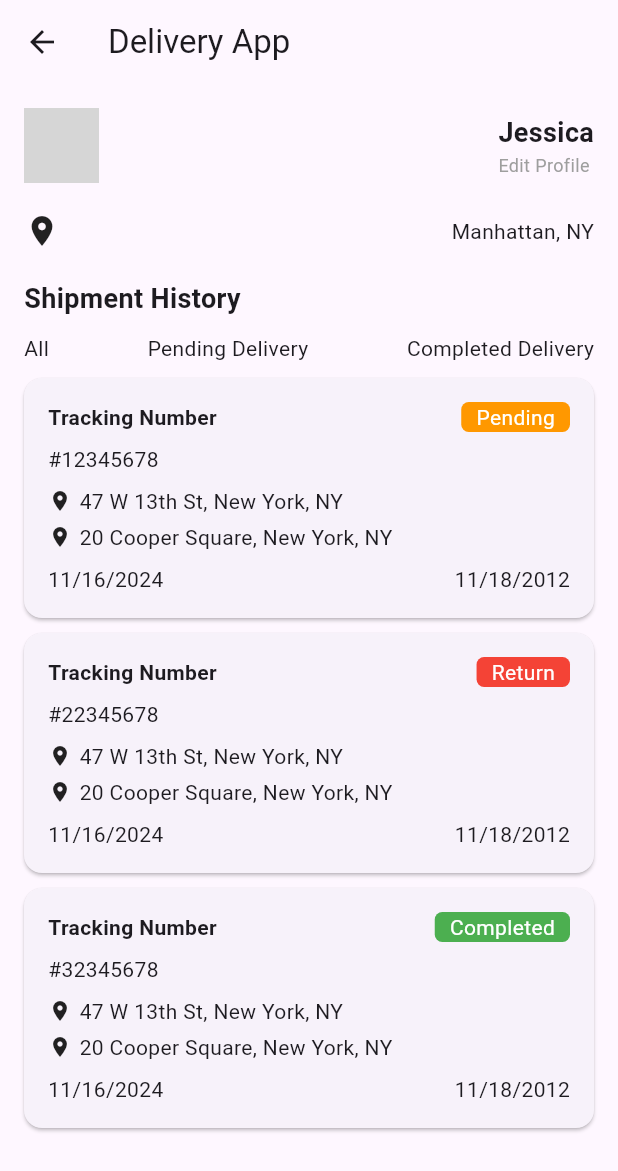
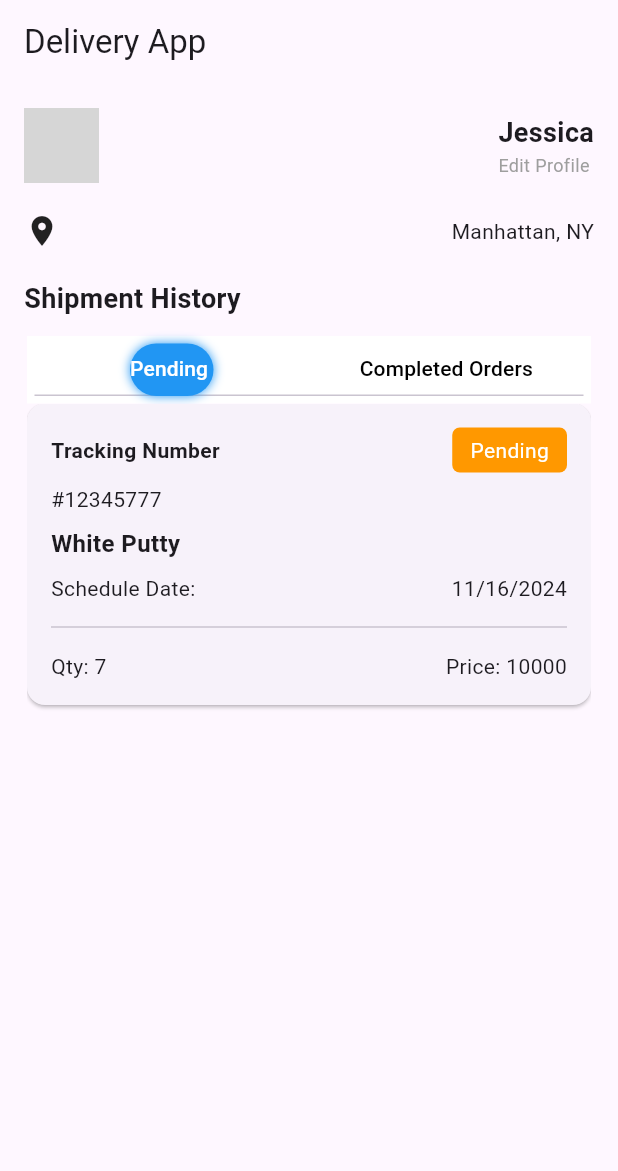
Before and after one commit to Parikshit-K21/FlutterExtraCode, a Flutter app: the Ordershowpage screen opened directly, on a phone screen of 412 x 824 dp. Shown: the top 1171 px of the screen. Run offline on Flutter 3.47's test engine with Material 3 defaults, Android fonts, the phone set to English and light mode, and no system bars; our stand-ins replace shared_preferences, timelines; missing offline and left inert: mobile_scanner; accounts and stored records are empty; grey boxes are pictures that could not be loaded.

Commit message:
Order History

```diff
--- a/lib/NAv.dart
+++ b/lib/NAv.dart
@@ -29,7 +29,7 @@ class _FadeAppBarTutorialState extends State<FadeAppBarTutorial> {
   Widget build(BuildContext context) {
     return Scaffold(
       appBar: FadeAppBar(scrollOffset: _scrollControllerOffset),
-  backgroundColor: const Color(0xff123456),
+  backgroundColor: const Color.fromARGB(255, 37, 116, 196),
   body: Container(
     width: double.infinity,
     height: double.infinity,
@@ -149,7 +149,7 @@ class SearchInput extends StatelessWidget {
         style: const TextStyle(fontSize: 14),
         decoration: InputDecoration(
           prefixIcon:
-              const Icon(Icons.search, size: 20, color: Color(0xffFF5A60)),
+              const Icon(Icons.search, size: 20, color: Colors.blue),
           filled: true,
           fillColor: Colors.white,
           hintText: 'Search for reports, orders, etc.',
@@ -278,3 +278,102 @@ void handleQuickMenuItemTap(BuildContext context, String label) {
     );
 
   }
+  //  Widget itempay(){
+  // return Container(
+  //           padding: const EdgeInsets.all(20),
+  //           width: double.infinity,
+  //           height: 210,
+  //           decoration: BoxDecoration(color: const Color(0xff242424), borderRadius: BorderRadius.circular(24)),
+  //           child: const Column(
+  //             children: [
+  //               Row(
+  //          SizedBox(height: 12),
+  //                 children: [
+  //                   Icon(Icons.payment, color: Colors.green),
+  //                   Text(
+  //                     "Payment Status",
+  //                     style: TextStyle(
+  //                       color: Colors.white,
+  //                       fontSize: 18,
+  //                       fontWeight: FontWeight.bold,
+  //                     ),
+  //                   ),
+  //                   Spacer(),
+  //                   Icon(
+  //                     Icons.keyboard_arrow_up,
+  //                     color: Colors.white,
+  //                     size: 28,
+  //                   )
+  //                 ],
+  //               ),
+  //               Row(
+  //                 spacing: 36,
+  //                 children: [
+  //                   SizedBox.shrink(),
+  //                   Text(
+  //                     "Shipping Cost",
+  //                     style: TextStyle(
+  //                       color: Colors.white,
+  //                       fontSize: 16,
+  //                     ),
+  //                   ),
+  //                   Spacer(),
+  //                   Text(
+  //                     "\$56.30",
+  //                     style: TextStyle(
+  //                       color: Colors.white,
+  //                       fontSize: 15,
+  //                     ),
+  //                   ),
+  //                 ],
+  //               ),
+  //               Row(
+  //                 spacing: 36,
+  //                 children: [
+  //                   SizedBox.shrink(),
+  //                   Text(
+  //                     "Insurance",
+  //                     style: TextStyle(
+  //                       color: Colors.white,
+  //                       fontSize: 16,
+  //                     ),
+  //                   ),
+  //                   Spacer(),
+  //                   Text(
+  //                     "\$4",
+  //                     style: TextStyle(
+  //                       color: Colors.white,
+  //                       fontSize: 15,
+  //                     ),
+  //                   ),
+  //                 ],
+  //               ),
+  //               Divider(
+  //                 color: Colors.grey,
+  //               ),
+  //               Row(
+  //                 spacing: 36,
+  //                 children: [
+  //                   SizedBox.shrink(),
+  //                   Text(
+  //                     "Total",
+  //                     style: TextStyle(
+  //                       color: Colors.white,
+  //                       fontSize: 16,
+  //                     ),
+  //                   ),
+  //                   Spacer(),
+  //                   Text(
+  //                     "\$60.30",
+  //                     style: TextStyle(
+  //                       color: Colors.white,
+  //                       fontSize: 15,
+  //                     ),
+  //                   ),
+  //                 ],
+  //               ),
+  //             ],
+  //           ),
+  //         )
+
+  //  }
--- a/lib/app.dart
+++ b/lib/app.dart
@@ -2,7 +2,7 @@
 import "package:dynaa/oderdetail.dart";
 import "package:dynaa/orderTrack.dart";
 import "package:dynaa/NAv.dart";
-import "package:dynaa/ordershowpage.dart";
+import "package:dynaa/ordershow/ordershowpage.dart";
 import "package:dynaa/qr.dart";
 import "package:flutter/material.dart";
 import 'package:dynaa/data.dart'; // Ensure this import is present
@@ -19,7 +19,7 @@ class MyApp extends StatelessWidget {
 
     return const MaterialApp(
       title: "RBAC Demo",
-      home: FadeAppBarTutorial()
+      home: Ordershowpage(),
       );
       }
 
--- /dev/null
+++ b/lib/ordershow/globitems.dart
@@ -0,0 +1,34 @@
+library;
+final List<Map<String, dynamic>> orderItems=[
+
+        {
+
+          'status': '1',
+         'productName':'White Putty',
+         'Qty':'7',
+         'Price':'10000',
+          'orderNumber': '12345777',
+          'scheduled date': '11/16/2024',
+          'placed date': '11/10/2024',
+        },
+        {
+
+          'status': '3',
+         'productName':'Adhesive',
+         'Qty':'5',
+         'Price':'10000',
+          'orderNumber': '12345778',
+          'scheduled date': '11/10/2024',
+          'placed date': '11/10/2024',
+        },
+        {
+
+          'status': '2',
+         'productName':'White Cement',
+         'Qty':'10',
+         'Price':'10000',
+          'orderNumber': '12345779',
+          'scheduled date': '11/1/2024',
+          'placed date': '11/10/2024'
+        },
+      ];
--- /dev/null
+++ b/lib/ordershow/ordershowpage.dart
@@ -0,0 +1,72 @@
+import 'package:dynaa/ordershow/shipMentCard.dart';
+import 'package:dynaa/ordershow/tabbarselct.dart';
+import 'package:flutter/material.dart';
+
+class Ordershowpage extends StatelessWidget {
+  const Ordershowpage({super.key});
+
+  @override
+  Widget build(BuildContext context) {
+    return Scaffold(
+      appBar: AppBar(
+        title: const Text('Delivery App'),
+      ),
+      body: const Padding(
+        padding: const EdgeInsets.all(16.0),
+        child: Column(
+          crossAxisAlignment: CrossAxisAlignment.start,
+          children: [
+            const Row(
+              mainAxisAlignment: MainAxisAlignment.spaceBetween,
+              children: [
+                CircleAvatar(
+                  backgroundImage: AssetImage('assets/user_image.png'), // Replace with actual image path
+                  radius: 25,
+                ),
+                Column(
+                  crossAxisAlignment: CrossAxisAlignment.start,
+                  children: [
+                    Text(
+                      'Jessica',
+                      style: TextStyle(
+                        fontSize: 18,
+                        fontWeight: FontWeight.bold,
+                      ),
+                    ),
+                    Text(
+                      'Edit Profile',
+                      style: TextStyle(
+                        color: Colors.grey,
+                        fontSize: 12,
+                      ),
+                    ),
+                  ],
+                ),
+              ],
+            ),
+            const SizedBox(height: 20),
+            const Row(
+              mainAxisAlignment: MainAxisAlignment.spaceBetween,
+              children: [
+                Icon(Icons.location_on),
+                Text('Manhattan, NY'),
+              ],
+            ),
+            const SizedBox(height: 20),
+            const Text(
+              'Shipment History',
+              style: TextStyle(
+                fontSize: 18,
+                fontWeight: FontWeight.bold,
+              ),
+            ),
+            const SizedBox(height: 10),
+            const Flexible(child: TabBarAndTabViews(),),
+            const SizedBox(height: 10),
+
+          ],
+        ),
+      ),
+    );
+  }
+}
--- /dev/null
+++ b/lib/ordershow/shipMentCard.dart
@@ -0,0 +1,75 @@
+import 'package:flutter/material.dart';
+
+import 'package:dynaa/ordershow/globitems.dart' as global_state;
+
+
+
+Widget buildShipmentCard(BuildContext context, int index, List<Map<String, dynamic>> orderItems) {
+  final orderItem = orderItems[index];
+  final statusText = orderItem['status'] == '1' ? 'Pending' : 'Completed';
+
+  return Card(
+    margin: const EdgeInsets.only(bottom: 10),
+    child: Padding(
+      padding: const EdgeInsets.all(16.0),
+      child: Column(
+        crossAxisAlignment: CrossAxisAlignment.start,
+        children: [
+          Row(
+            mainAxisAlignment: MainAxisAlignment.spaceBetween,
+            children: [
+              const Text(
+                'Tracking Number',
+                style: TextStyle(
+                  fontWeight: FontWeight.bold,
+                ),
+              ),
+              Container(
+                padding: const EdgeInsets.symmetric(horizontal: 12, vertical: 5),
+                decoration: BoxDecoration(
+                  color: orderItem['status'] == '1' ? Colors.orange : Colors.green,
+                  borderRadius: BorderRadius.circular(5),
+                ),
+                child: Text(
+                  statusText,
+                  style: const TextStyle(
+                    color: Colors.white,
+                  ),
+                ),
+              ),
+            ],
+          ),
+          const SizedBox(height: 8),
+          Text('#${orderItem['orderNumber']}'),
+          const SizedBox(height: 8),
+          Text(
+            orderItem['productName'] as String,
+            style: const TextStyle(
+              fontSize: 16.0,
+              fontWeight: FontWeight.bold,
+            ),
+          ),
+          const SizedBox(height: 8),
+          Row(
+            mainAxisAlignment: MainAxisAlignment.spaceBetween,
+            children: [
+              const Text('Schedule Date:'),
+              Text('${orderItem['scheduled date']}'),
+            ],
+          ),
+          const SizedBox(height: 8),
+          const Divider(),
+          const SizedBox(height: 8),
+          Row(
+            mainAxisAlignment: MainAxisAlignment.spaceBetween,
+            children: [
+              Text('Qty: ${orderItem['Qty']}'),
+              Text('Price: ${orderItem['Price']}'),
+            ],
+          ),
+
+        ],
+      ),
+    ),
+  );
+}
--- /dev/null
+++ b/lib/ordershow/tabbarselct.dart
@@ -0,0 +1,109 @@
+import 'package:dynaa/ordershow/globitems.dart';
+import 'package:dynaa/ordershow/shipMentCard.dart';
+import 'package:flutter/material.dart';
+
+
+class TabPair {
+  final Tab tab;
+  final Widget view;
+  TabPair({required this.tab, required this.view});
+}
+
+List<TabPair> getTabPairs() {
+  final pendingItems = orderItems.where((item) => item['status'] == '1').toList();
+  final completedItems = orderItems.where((item) => item['status'] != '1').toList();
+
+  return [
+    TabPair(
+      tab: const Tab(
+        text: 'Pending ',
+      ),
+      view: ListView.builder(
+        itemCount: pendingItems.length,
+        itemBuilder: (context, index) => buildShipmentCard(context, index, pendingItems),
+      ),
+    ),
+    TabPair(
+      tab: const Tab(
+        text: 'Completed Orders',
+      ),
+      view: ListView.builder(
+        itemCount: completedItems.length,
+        itemBuilder: (context, index) => buildShipmentCard(context, index, completedItems),
+      ),
+    ),
+  ];
+}
+
+class TabBarAndTabViews extends StatefulWidget {
+  const TabBarAndTabViews({super.key});
+
+  @override
+  _TabBarAndTabViewsState createState() => _TabBarAndTabViewsState();
+}
+
+class _TabBarAndTabViewsState extends State<TabBarAndTabViews>
+    with SingleTickerProviderStateMixin {
+  late TabController _tabController;
+
+  @override
+  void initState() {
+    _tabController = TabController(length: getTabPairs().length, vsync: this);
+    super.initState();
+  }
+
+  @override
+  void dispose() {
+    super.dispose();
+    _tabController.dispose();
+  }
+
+  @override
+  Widget build(BuildContext context) {
+    return
+    Padding(
+      padding: const EdgeInsets.all(2.0),
+      child: Column(
+        children: [
+          // give the tab bar a height [can change height to preferred height]
+          Container(
+            height: 45,
+            decoration: BoxDecoration(
+              color: Colors.white,
+
+            ),
+            child: Padding(
+              padding: const EdgeInsets.all(5),
+              child: TabBar(
+                  controller: _tabController,
+                  // give the indicator a decoration (color and border radius)
+                  indicator: const BoxDecoration(
+
+                    boxShadow: [
+                      BoxShadow(
+                        color: Colors.blue,
+                        blurRadius: 5,
+                      ),
+                    ],
+                    borderRadius: BorderRadius.horizontal(
+                      left: Radius.circular(100),
+                      right: Radius.circular(100),
+                    ),
+                    color: Colors.blue,
+                  ),
+                  labelColor: Colors.white,
+                  unselectedLabelColor: Colors.black,
+                  tabs: getTabPairs().map((tabPair) => tabPair.tab).toList()),
+            ),
+          ),
+          Expanded(
+            child: TabBarView(
+                controller: _tabController,
+                children: getTabPairs().map((tabPair) => tabPair.view).toList()),
+          ),
+        ],
+      ),
+    );
+  }
+
+}
--- a/lib/ordershowpage.dart
+++ /dev/null
@@ -1,156 +0,0 @@
-import 'package:flutter/material.dart';
-
-class Ordershowpage extends StatelessWidget {
-  const Ordershowpage({super.key});
-
-  @override
-  Widget build(BuildContext context) {
-    return Scaffold(
-      appBar: AppBar(
-        title: const Text('Delivery App'),
-      ),
-      body: Padding(
-        padding: const EdgeInsets.all(16.0),
-        child: Column(
-          crossAxisAlignment: CrossAxisAlignment.start,
-          children: [
-            const Row(
-              mainAxisAlignment: MainAxisAlignment.spaceBetween,
-              children: [
-                CircleAvatar(
-                  backgroundImage: AssetImage('assets/user_image.png'), // Replace with actual image path
-                  radius: 25,
-                ),
-                Column(
-                  crossAxisAlignment: CrossAxisAlignment.start,
-                  children: [
-                    Text(
-                      'Jessica',
-                      style: TextStyle(
-                        fontSize: 18,
-                        fontWeight: FontWeight.bold,
-                      ),
-                    ),
-                    Text(
-                      'Edit Profile',
-                      style: TextStyle(
-                        color: Colors.grey,
-                        fontSize: 12,
-                      ),
-                    ),
-                  ],
-                ),
-              ],
-            ),
-            const SizedBox(height: 20),
-            const Row(
-              mainAxisAlignment: MainAxisAlignment.spaceBetween,
-              children: [
-                Icon(Icons.location_on),
-                Text('Manhattan, NY'),
-              ],
-            ),
-            const SizedBox(height: 20),
-            const Text(
-              'Shipment History',
-              style: TextStyle(
-                fontSize: 18,
-                fontWeight: FontWeight.bold,
-              ),
-            ),
-            const SizedBox(height: 10),
-            const Row(
-              mainAxisAlignment: MainAxisAlignment.spaceBetween,
-              children: [
-                Text('All'),
-                Text('Pending Delivery'),
-                Text('Completed Delivery'),
-              ],
-            ),
-            const SizedBox(height: 10),
-            Expanded(
-              child: ListView.builder(
-                itemCount: 3, // Replace with actual data count
-                itemBuilder: (context, index) {
-                  return _buildShipmentCard(index);
-                },
-              ),
-            ),
-          ],
-        ),
-      ),
-    );
-  }
-
-  Widget _buildShipmentCard(int index) {
-    return Card(
-      margin: const EdgeInsets.only(bottom: 10),
-      child: Padding(
-        padding: const EdgeInsets.all(16.0),
-        child: Column(
-          crossAxisAlignment: CrossAxisAlignment.start,
-          children: [
-            Row(
-              mainAxisAlignment: MainAxisAlignment.spaceBetween,
-              children: [
-                const Text(
-                  'Tracking Number',
-                  style: TextStyle(
-                    fontWeight: FontWeight.bold,
-                  ),
-                ),
-                Container(
-                  padding: const EdgeInsets.symmetric(horizontal: 10),
-                  decoration: BoxDecoration(
-                    color: index == 0
-                        ? Colors.orange // Adjust colors as needed
-                        : index == 1
-                            ? Colors.red
-                            : Colors.green,
-                    borderRadius: BorderRadius.circular(5),
-                  ),
-                  child: Text(
-                    index == 0
-                        ? 'Pending'
-                        : index == 1
-                            ? 'Return'
-                            : 'Completed',
-                    style: const TextStyle(
-                      color: Colors.white,
-                    ),
-                  ),
-                ),
-              ],
-            ),
-            const SizedBox(height: 8),
-            Text('#${index + 1}2345678'), // Example tracking number
-            const SizedBox(height: 8),
-            const Row(
-              children: [
-                Icon(Icons.location_on, size: 16),
-                SizedBox(width: 5),
-                Text('47 W 13th St, New York, NY'),
-              ],
-            ),
-            const SizedBox(height: 4),
-            const Row(
-              children: [
-                Icon(Icons.location_on, size: 16),
-                SizedBox(width: 5),
-                Text('20 Cooper Square, New York, NY'),
-              ],
-            ),
-            const SizedBox(height: 8),
-            const Row(
-              mainAxisAlignment: MainAxisAlignment.spaceBetween,
-              children: [
-                Text('11/16/2024'),
-                Text('11/18/2012'),
-              ],
-            ),
-          ],
-        ),
-      ),
-    );
-  }
-}
--- a/pubspec.yaml
+++ b/pubspec.yaml
@@ -24,6 +24,7 @@ dependencies:
   animated_text_kit: ^4.2.2
   timelines: ^0.1.0
   timeline_tile: ^2.0.0
+  ionicons: ^0.2.2
 
 dev_dependencies:
   flutter_test:
```
Also changed, not shown: pubspec.lock.
